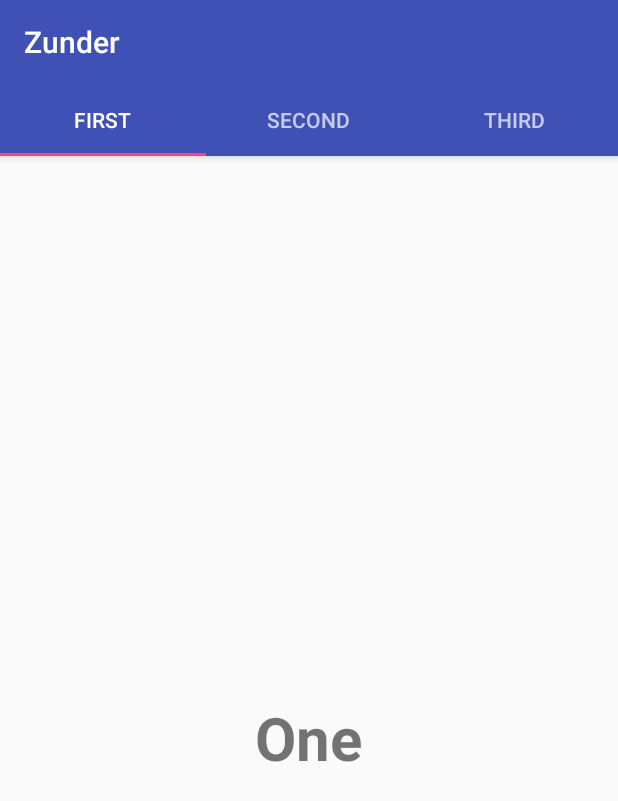
After one commit to whiteyhat/Zunder-Dapp, an Android app: the FirstFragment screen opened directly, with no data from a screen before it, on a phone screen of 412 x 824 dp. The commit adds this screen. Shown: the top 801 px of the screen. Run offline under Robolectric (Android 15) with nearby library versions, the phone set to English and light mode, and no system bars; Roboto replaces fonts that are not available here.

Commit message:
Map activity started
Map activity started and in development stage.

```diff
--- a/app/build.gradle
+++ b/app/build.gradle
@@ -67,4 +67,8 @@ configurations.all {
 
 
 
+
+
+
+
 apply plugin: 'com.google.gms.google-services'
--- a/app/src/main/java/android/ebs/zunderapp/MainActivity.java
+++ b/app/src/main/java/android/ebs/zunderapp/MainActivity.java
@@ -4,6 +4,7 @@ import android.app.AlertDialog;
 import android.content.DialogInterface;
 import android.content.Intent;
 import android.content.pm.PackageManager;
+import android.ebs.zunderapp.Map.MapActivity;
 import android.ebs.zunderapp.Profile.Profile;
 import android.ebs.zunderapp.Wallet.CreateQR;
 import android.ebs.zunderapp.Wallet.MyWallet;
@@ -252,7 +253,9 @@ public class MainActivity extends AppCompatActivity implements View.OnClickListe
                 overridePendingTransition(R.anim.push_right, R.anim.push_left);
                 break;
             case R.id.Map:
-                createAlert("Soon", "We are working so hard to provide the Map integration");
+                Intent intent = new Intent(MainActivity.this, MapActivity.class);
+                startActivity(intent);
+                overridePendingTransition(R.anim.quick_fade_in, R.anim.quick_fade_out);
                 break;
             case R.id.Store:
 //                Intent intent = new Intent(MainActivity.this, Store.class);
--- /dev/null
+++ b/app/src/main/java/android/ebs/zunderapp/Map/FirstFragment.java
@@ -0,0 +1,32 @@
+package android.ebs.zunderapp.Map;
+
+
+import android.ebs.zunderapp.R;
+import android.os.Bundle;
+import android.support.v4.app.Fragment;
+import android.view.LayoutInflater;
+import android.view.View;
+import android.view.ViewGroup;
+
+
+
+
+public class FirstFragment extends Fragment{
+
+    public FirstFragment() {
+        // Required empty public constructor
+    }
+
+    @Override
+    public void onCreate(Bundle savedInstanceState) {
+        super.onCreate(savedInstanceState);
+    }
+
+    @Override
+    public View onCreateView(LayoutInflater inflater, ViewGroup container,
+                             Bundle savedInstanceState) {
+        // Inflate the layout for this fragment
+        return inflater.inflate(R.layout.fragment_first, container, false);
+    }
+
+}
--- /dev/null
+++ b/app/src/main/java/android/ebs/zunderapp/Map/MapActivity.java
@@ -0,0 +1,75 @@
+package android.ebs.zunderapp.Map;
+
+import android.ebs.zunderapp.R;
+import android.os.Bundle;
+import android.support.design.widget.TabLayout;
+import android.support.v4.app.Fragment;
+import android.support.v4.app.FragmentManager;
+import android.support.v4.app.FragmentPagerAdapter;
+import android.support.v4.view.ViewPager;
+import android.support.v7.app.AppCompatActivity;
+import android.support.v7.widget.Toolbar;
+
+import java.util.ArrayList;
+import java.util.List;
+
+public class MapActivity extends AppCompatActivity {
+
+    private Toolbar toolbar;
+    private TabLayout tabLayout;
+    private ViewPager viewPager;
+
+    @Override
+    protected void onCreate(Bundle savedInstanceState) {
+        super.onCreate(savedInstanceState);
+        setContentView(R.layout.activity_map);
+
+        toolbar = (Toolbar) findViewById(R.id.toolbar);
+        setSupportActionBar(toolbar);
+
+        getSupportActionBar().setDisplayHomeAsUpEnabled(false);
+
+        viewPager = (ViewPager) findViewById(R.id.viewpager);
+        setupViewPager(viewPager);
+
+        tabLayout = (TabLayout) findViewById(R.id.tabs);
+        tabLayout.setupWithViewPager(viewPager);
+    }
+
+    private void setupViewPager(ViewPager viewPager) {
+        ViewPagerAdapter adapter = new ViewPagerAdapter(getSupportFragmentManager());
+        adapter.addFragment(new FirstFragment(), "First");
+        adapter.addFragment(new SecondFragment(), "Second");
+        adapter.addFragment(new ThirdFragment(), "Third");
+        viewPager.setAdapter(adapter);
+    }
+
+    class ViewPagerAdapter extends FragmentPagerAdapter {
+        private final List<Fragment> mFragmentList = new ArrayList<>();
+        private final List<String> mFragmentTitleList = new ArrayList<>();
+
+        public ViewPagerAdapter(FragmentManager manager) {
+            super(manager);
+        }
+
+        @Override
+        public Fragment getItem(int position) {
+            return mFragmentList.get(position);
+        }
+
+        @Override
+        public int getCount() {
+            return mFragmentList.size();
+        }
+
+        public void addFragment(Fragment fragment, String title) {
+            mFragmentList.add(fragment);
+            mFragmentTitleList.add(title);
+        }
+
+        @Override
+        public CharSequence getPageTitle(int position) {
+            return mFragmentTitleList.get(position);
+        }
+    }
+}
--- /dev/null
+++ b/app/src/main/java/android/ebs/zunderapp/Map/SecondFragment.java
@@ -0,0 +1,31 @@
+package android.ebs.zunderapp.Map;
+
+import android.ebs.zunderapp.R;
+import android.os.Bundle;
+import android.support.v4.app.Fragment;
+import android.view.LayoutInflater;
+import android.view.View;
+import android.view.ViewGroup;
+
+
+
+
+public class SecondFragment extends Fragment{
+
+    public SecondFragment() {
+        // Required empty public constructor
+    }
+
+    @Override
+    public void onCreate(Bundle savedInstanceState) {
+        super.onCreate(savedInstanceState);
+    }
+
+    @Override
+    public View onCreateView(LayoutInflater inflater, ViewGroup container,
+                             Bundle savedInstanceState) {
+        // Inflate the layout for this fragment
+        return inflater.inflate(R.layout.fragment_second, container, false);
+    }
+
+}
--- /dev/null
+++ b/app/src/main/java/android/ebs/zunderapp/Map/ThirdFragment.java
@@ -0,0 +1,39 @@
+package android.ebs.zunderapp.Map;
+
+import android.content.Context;
+import android.ebs.zunderapp.R;
+import android.net.Uri;
+import android.os.Bundle;
+import android.support.v4.app.Fragment;
+import android.view.LayoutInflater;
+import android.view.View;
+import android.view.ViewGroup;
+
+import android.os.Bundle;
+import android.support.v4.app.Fragment;
+import android.view.LayoutInflater;
+import android.view.View;
+import android.view.ViewGroup;
+
+
+
+
+public class ThirdFragment extends Fragment{
+
+    public ThirdFragment() {
+        // Required empty public constructor
+    }
+
+    @Override
+    public void onCreate(Bundle savedInstanceState) {
+        super.onCreate(savedInstanceState);
+    }
+
+    @Override
+    public View onCreateView(LayoutInflater inflater, ViewGroup container,
+                             Bundle savedInstanceState) {
+        // Inflate the layout for this fragment
+        return inflater.inflate(R.layout.fragment_first, container, false);
+    }
+
+}
--- a/app/src/main/java/android/ebs/zunderapp/Wallet/WalletInfo.java
+++ b/app/src/main/java/android/ebs/zunderapp/Wallet/WalletInfo.java
@@ -324,7 +324,7 @@ public class WalletInfo extends AppCompatActivity {
         map.setOnClickListener(new View.OnClickListener() {
             @Override
             public void onClick(View v) {
-                createAlert("Soon", "We are working hard daily to provide the Map integration");
+                createAlert("Soon", "We are working hard daily to provide the MapActivity integration");
             }
         });
 
--- /dev/null
+++ b/app/src/main/res/layout/activity_map.xml
@@ -0,0 +1,34 @@
+<android.support.design.widget.CoordinatorLayout xmlns:android="http://schemas.android.com/apk/res/android"
+    xmlns:app="http://schemas.android.com/apk/res-auto"
+    xmlns:tools="http://schemas.android.com/tools"
+    android:layout_width="match_parent"
+    android:layout_height="match_parent"
+    tools:context="android.ebs.zunderapp.Map.MapActivity">
+
+    <android.support.design.widget.AppBarLayout
+        android:layout_width="match_parent"
+        android:layout_height="wrap_content"
+        android:theme="@style/ThemeOverlay.AppCompat.Dark.ActionBar">
+
+        <android.support.v7.widget.Toolbar
+            android:id="@+id/toolbar"
+            android:layout_width="match_parent"
+            android:layout_height="?attr/actionBarSize"
+            android:background="?attr/colorPrimary"
+            app:layout_scrollFlags="scroll|enterAlways"
+            app:popupTheme="@style/ThemeOverlay.AppCompat.Light" />
+
+        <android.support.design.widget.TabLayout
+            android:id="@+id/tabs"
+            android:layout_width="match_parent"
+            android:layout_height="wrap_content"
+            app:tabGravity="fill"
+            app:tabMode="fixed" />
+    </android.support.design.widget.AppBarLayout>
+
+    <android.support.v4.view.ViewPager
+        android:id="@+id/viewpager"
+        android:layout_width="match_parent"
+        android:layout_height="match_parent"
+        app:layout_behavior="@string/appbar_scrolling_view_behavior" />
+</android.support.design.widget.CoordinatorLayout>
--- /dev/null
+++ b/app/src/main/res/layout/fragment_first.xml
@@ -0,0 +1,16 @@
+<RelativeLayout xmlns:android="http://schemas.android.com/apk/res/android"
+    xmlns:tools="http://schemas.android.com/tools"
+    android:layout_width="match_parent"
+    android:layout_height="match_parent"
+    tools:context="android.ebs.zunderapp.Map.FirstFragment">
+
+    <TextView
+        android:layout_width="wrap_content"
+        android:layout_height="wrap_content"
+        android:text="One"
+        android:textSize="40dp"
+        android:textStyle="bold"
+        android:layout_centerInParent="true"/>
+
+
+</RelativeLayout>
```
Also changed, not shown: app/src/main/AndroidManifest.xml (+10 -1 lines), app/src/main/res/layout/fragment_second.xml (added, +15 -0 lines), app/src/main/res/layout/fragment_third.xml (added, +15 -0 lines), 6 other files.
